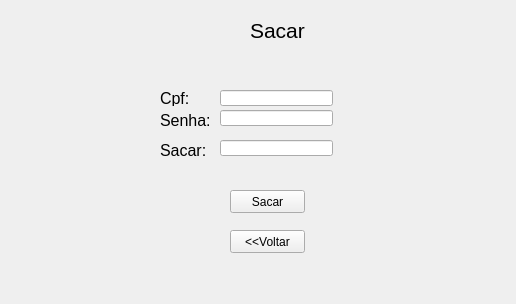
This is Telas_Ui/sacar.ui in Silveryto/Banco-POOII as Qt 5 draws it before an edit. The edited form follows.
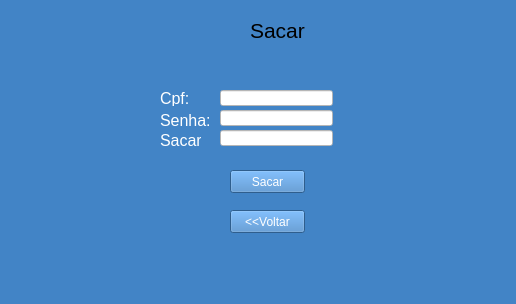
This is the edited form.

```diff
--- a/Telas_Ui/sacar.ui
+++ b/Telas_Ui/sacar.ui
@@ -13,6 +13,10 @@
   <property name="windowTitle">
    <string>Form</string>
   </property>
+  <property name="styleSheet">
+   <string notr="true">background-color: rgb(66, 132, 198)
+</string>
+  </property>
   <widget class="QLabel" name="label">
    <property name="geometry">
     <rect>
@@ -35,21 +39,27 @@
    <property name="geometry">
     <rect>
      <x>220</x>
-     <y>140</y>
+     <y>130</y>
      <width>113</width>
      <height>16</height>
     </rect>
    </property>
+   <property name="styleSheet">
+    <string notr="true">background-color: rgb(255, 255, 255)</string>
+   </property>
   </widget>
   <widget class="QPushButton" name="pushButton">
    <property name="geometry">
     <rect>
      <x>230</x>
-     <y>190</y>
+     <y>170</y>
      <width>75</width>
      <height>23</height>
     </rect>
    </property>
+   <property name="styleSheet">
+    <string notr="true">color: rgb(255, 255, 255)</string>
+   </property>
    <property name="text">
     <string>Sacar</string>
    </property>
@@ -58,8 +68,8 @@
    <property name="geometry">
     <rect>
      <x>160</x>
-     <y>140</y>
-     <width>71</width>
+     <y>130</y>
+     <width>41</width>
      <height>20</height>
     </rect>
    </property>
@@ -68,6 +78,9 @@
      <pointsize>12</pointsize>
     </font>
    </property>
+   <property name="styleSheet">
+    <string notr="true">color: rgb(255, 255, 255)</string>
+   </property>
    <property name="text">
     <string>Sacar:</string>
    </property>
@@ -86,6 +99,9 @@
      <pointsize>12</pointsize>
     </font>
    </property>
+   <property name="styleSheet">
+    <string notr="true">color: rgb(255, 255, 255)</string>
+   </property>
    <property name="text">
     <string>Cpf:</string>
    </property>
@@ -104,6 +120,9 @@
      <pointsize>12</pointsize>
     </font>
    </property>
+   <property name="styleSheet">
+    <string notr="true">color: rgb(255, 255, 255)</string>
+   </property>
    <property name="text">
     <string>Senha:</string>
    </property>
@@ -117,6 +136,9 @@
      <height>16</height>
     </rect>
    </property>
+   <property name="styleSheet">
+    <string notr="true">background-color: rgb(255, 255, 255)</string>
+   </property>
   </widget>
   <widget class="QLineEdit" name="lineEdit_4">
    <property name="geometry">
@@ -127,16 +149,22 @@
      <height>16</height>
     </rect>
    </property>
+   <property name="styleSheet">
+    <string notr="true">background-color: rgb(255, 255, 255)</string>
+   </property>
   </widget>
   <widget class="QPushButton" name="pushButton_2">
    <property name="geometry">
     <rect>
      <x>230</x>
-     <y>230</y>
+     <y>210</y>
      <width>75</width>
      <height>23</height>
     </rect>
    </property>
+   <property name="styleSheet">
+    <string notr="true">color: rgb(255, 255, 255)</string>
+   </property>
    <property name="text">
     <string>&lt;&lt;Voltar</string>
    </property>
```
